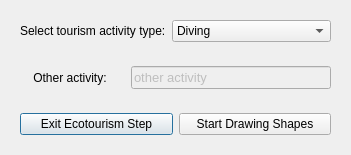
The window that oom_cobi_loreto/Interview/selectecotourism.ui (Ecotrust/openoceanmap-desktop) describes before a commit, drawn with Qt 5.
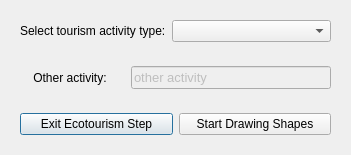
The same window after the commit.

```diff
--- a/oom_cobi_loreto/Interview/selectecotourism.ui
+++ b/oom_cobi_loreto/Interview/selectecotourism.ui
@@ -26,6 +26,11 @@
       </item>
       <item>
        <widget class="QComboBox" name="comboActivity" >
+        <item>
+         <property name="text" >
+          <string/>
+         </property>
+        </item>
         <item>
          <property name="text" >
           <string>Diving</string>
```
